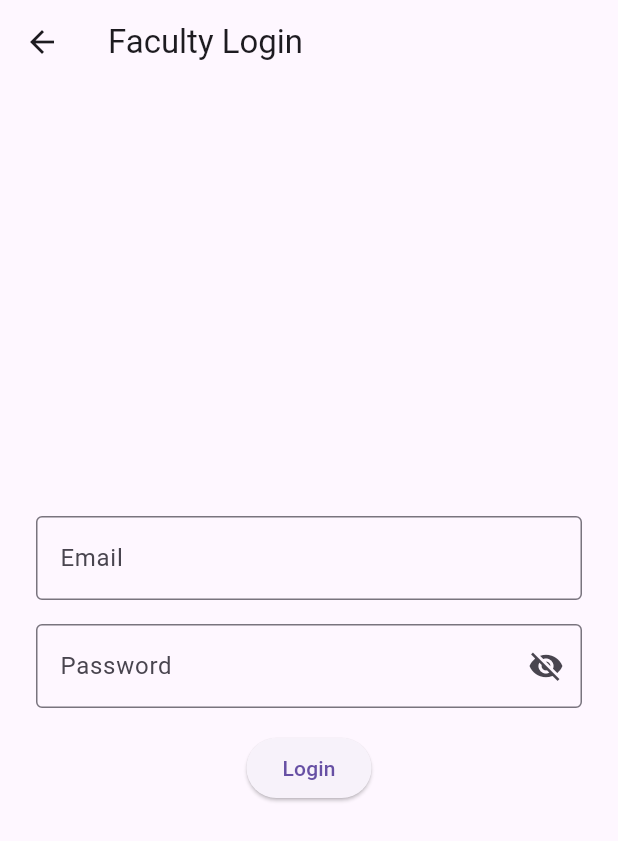
After one commit to Dana-0655/timetable-app, a Flutter app: the FacultyLoginScreen screen opened directly, on a phone screen of 412 x 824 dp. The commit adds this screen. Shown: the top 841 px of the screen. Run offline on Flutter 3.47's test engine with Material 3 defaults, Android fonts, the phone set to English and light mode, and no system bars.

Commit message:
Added Faculty Login screen, connected to backend, wired into Role Selection

```diff
--- /dev/null
+++ b/frontend/lib/faculty_login_screen.dart
@@ -0,0 +1,115 @@
+import 'package:flutter/material.dart';
+import 'package:http/http.dart' as http;
+import 'dart:convert';
+
+class FacultyLoginScreen extends StatefulWidget {
+  const FacultyLoginScreen({super.key});
+
+  @override
+  State<FacultyLoginScreen> createState() => _FacultyLoginScreenState();
+}
+
+class _FacultyLoginScreenState extends State<FacultyLoginScreen> {
+  final TextEditingController _emailController = TextEditingController();
+  final TextEditingController _passwordController = TextEditingController();
+  String? _errorMessage;
+  bool _isLoading = false;
+  bool _obscurePassword = true;
+
+  Future<void> _login() async {
+    setState(() {
+      _isLoading = true;
+      _errorMessage = null;
+    });
+
+    final url = Uri.parse('http://127.0.0.1:5000/login_faculty');
+
+    try {
+      final response = await http.post(
+        url,
+        headers: {'Content-Type': 'application/json'},
+        body: jsonEncode({
+          'email': _emailController.text.trim(),
+          'password': _passwordController.text,
+        }),
+      );
+
+      final data = jsonDecode(response.body);
+
+      if (response.statusCode == 200) {
+        ScaffoldMessenger.of(
+          context,
+        ).showSnackBar(SnackBar(content: Text('Welcome, ${data['name']}!')));
+        // TODO: Navigate to Faculty Dashboard
+      } else {
+        setState(() {
+          _errorMessage = data['error'] ?? 'Login failed';
+        });
+      }
+    } catch (e) {
+      setState(() {
+        _errorMessage = 'Could not connect to server.';
+      });
+    }
+
+    setState(() {
+      _isLoading = false;
+    });
+  }
+
+  @override
+  Widget build(BuildContext context) {
+    return Scaffold(
+      appBar: AppBar(title: const Text('Faculty Login')),
+      body: Padding(
+        padding: const EdgeInsets.all(24),
+        child: Center(
+          child: Column(
+            mainAxisAlignment: MainAxisAlignment.center,
+            children: [
+              TextField(
+                controller: _emailController,
+                decoration: const InputDecoration(
+                  labelText: 'Email',
+                  border: OutlineInputBorder(),
+                ),
+              ),
+              const SizedBox(height: 16),
+              TextField(
+                controller: _passwordController,
+                obscureText: _obscurePassword,
+                decoration: InputDecoration(
+                  labelText: 'Password',
+                  border: const OutlineInputBorder(),
+                  suffixIcon: IconButton(
+                    icon: Icon(
+                      _obscurePassword
+                          ? Icons.visibility_off
+                          : Icons.visibility,
+                    ),
+                    onPressed: () {
+                      setState(() {
+                        _obscurePassword = !_obscurePassword;
+                      });
+                    },
+                  ),
+                ),
+              ),
+              if (_errorMessage != null) ...[
+                const SizedBox(height: 8),
+                Text(_errorMessage!, style: const TextStyle(color: Colors.red)),
+              ],
+              const SizedBox(height: 16),
+              _isLoading
+                  ? const CircularProgressIndicator()
+                  : ElevatedButton(
+                      onPressed: _login,
+                      child: const Text('Login'),
+                    ),
+            ],
+          ),
+        ),
+      ),
+    );
+  }
+}
```
Also changed, not shown: frontend/lib/role_selection_screen.dart (+9 -1 lines).
